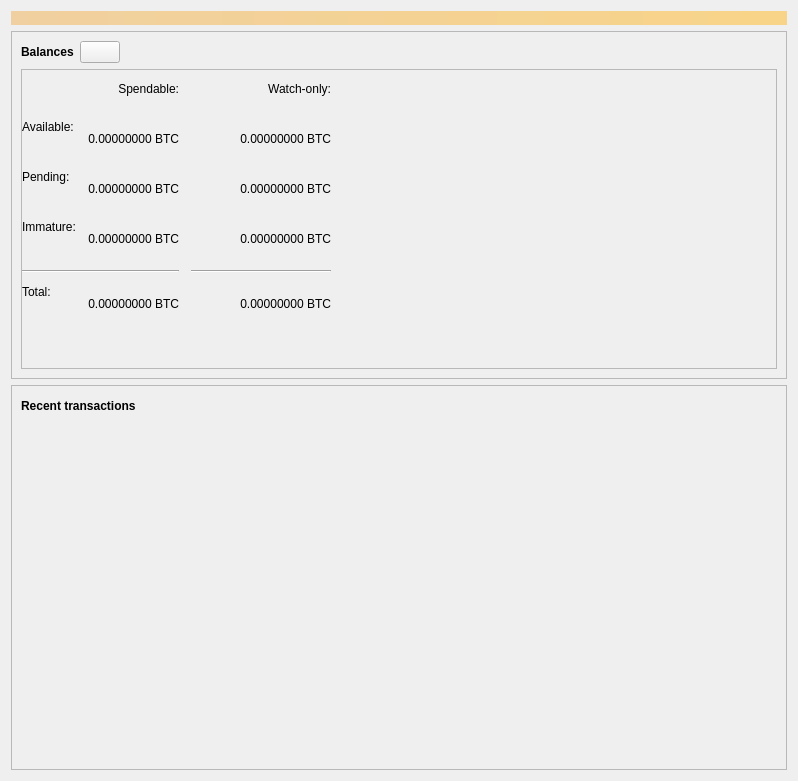
ConcatenaLabs/Sequentia, file src/qt/forms/overviewpage.ui: the form before one commit.
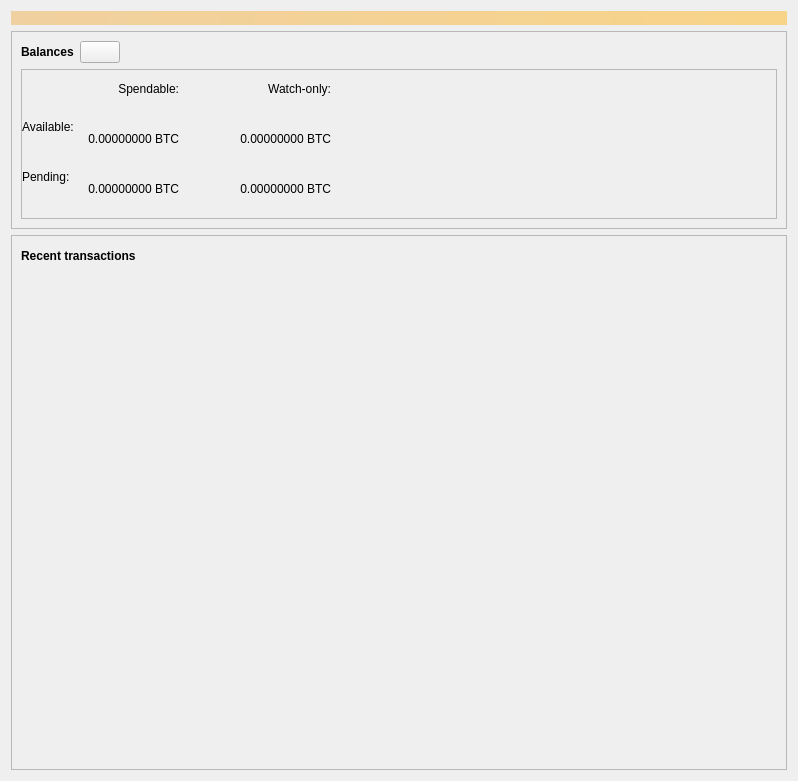
The form after the commit. Icons and pictures are not drawn. Custom widgets are drawn as their Qt base class.

Diff of the .ui file:
```diff
--- a/src/qt/forms/overviewpage.ui
+++ b/src/qt/forms/overviewpage.ui
@@ -117,7 +117,7 @@
             <property name="minimumSize">
              <size>
               <width>500</width>
-              <height>300</height>
+              <height>150</height>
              </size>
             </property>
             <property name="sizeIncrement">
@@ -156,7 +156,7 @@
              <property name="minimumSize">
               <size>
                <width>500</width>
-               <height>200</height>
+               <height>0</height>
               </size>
              </property>
              <widget class="QWidget" name="">
```
